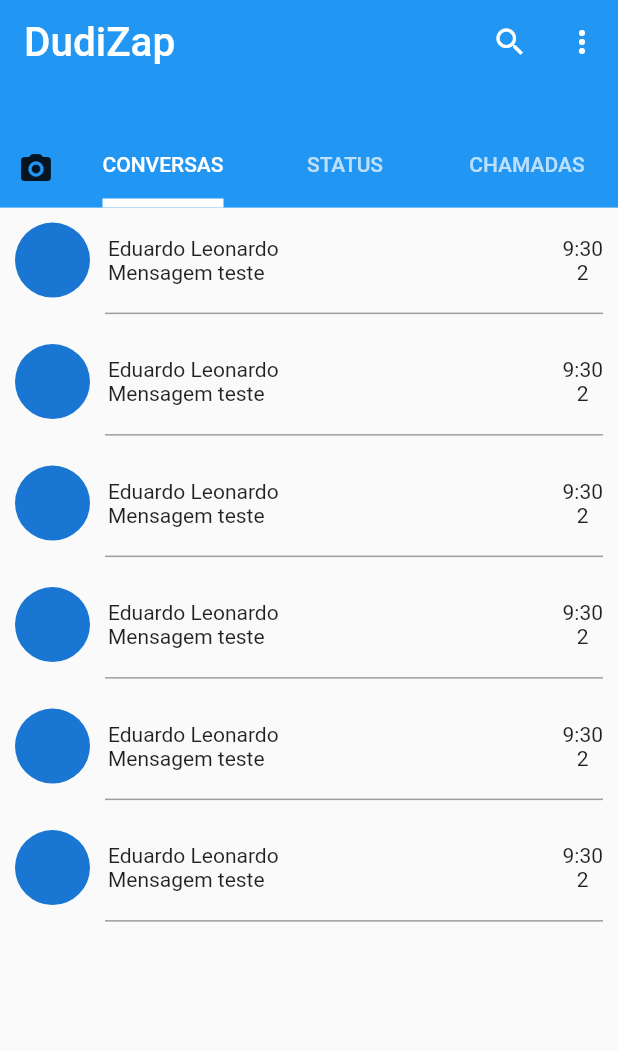
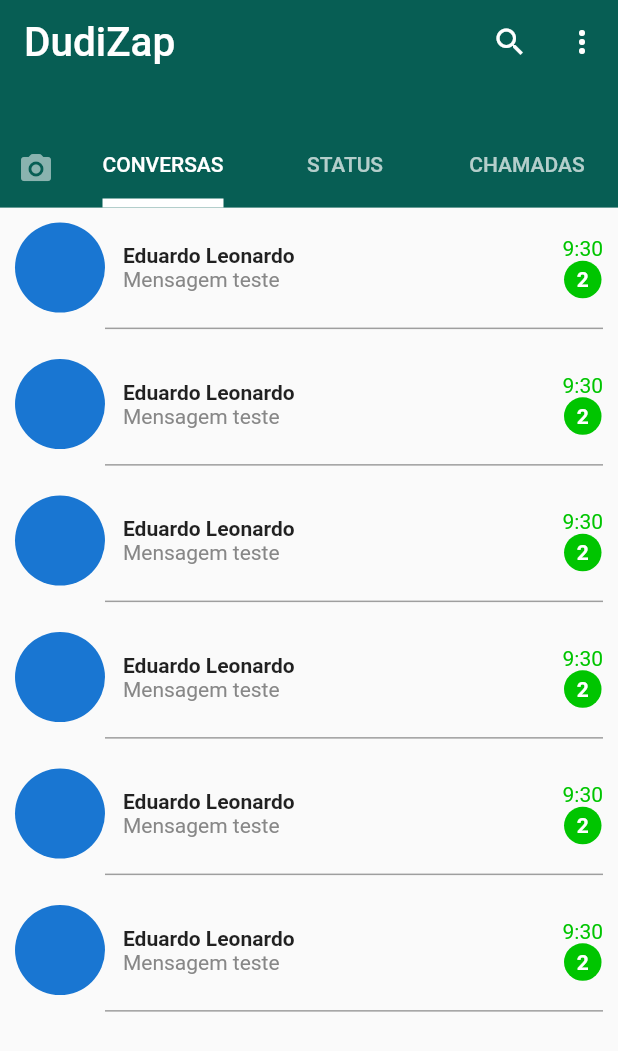
Before and after one commit to EduardoLeoDaSilva/dudiwhatsapp, a Flutter app: the screen it shows after launch, after a tap on the "camera alt" icon, on a phone screen of 412 x 824 dp. Shown: the top 1051 px of the screen. Run offline on Flutter 3.47's test engine with Material 2 defaults, Android fonts, the phone set to English and light mode, and no system bars; our stand-ins replace cloud_firestore, firebase_auth, get_it, google_sign_in; accounts and stored records are empty.

Commit message:
Estilizando contactTiles

```diff
--- a/lib/main.dart
+++ b/lib/main.dart
@@ -9,7 +9,7 @@ Future main(List<String> args) async{
 
 GetIService().setup();
 
-  runApp(const MaterialApp(
+  runApp( MaterialApp(
     debugShowCheckedModeBanner: false,
     home: HomePage(),
   ));
--- a/lib/pages/homepage.dart
+++ b/lib/pages/homepage.dart
@@ -15,6 +15,7 @@ class HomePage extends StatelessWidget {
           body: CustomScrollView(
             slivers: [
               SliverAppBar(
+                backgroundColor: const Color.fromRGBO(7, 94, 84, 1),
                 title: const Text(
                   'DudiZap',
                   style: TextStyle(fontSize: 27),
--- a/lib/widgets/preferredSizeWidgets/preferred-size.dart
+++ b/lib/widgets/preferredSizeWidgets/preferred-size.dart
@@ -15,9 +15,9 @@ class CustomTabBarWithIcon extends StatelessWidget
       children: [
         IconButton(
           onPressed: () => function,
-          icon: const Icon(Icons.camera_alt_rounded),
+          icon: const Icon(Icons.camera_alt_rounded, color:  Color.fromRGBO(138, 179, 175, 1),),
         ),
-        Expanded(
+       const Expanded(
           child: TabBar(
               indicatorSize: TabBarIndicatorSize.label,
               indicatorColor: Colors.white,
--- a/lib/widgets/tiles/contact-tile.dart
+++ b/lib/widgets/tiles/contact-tile.dart
@@ -1,3 +1,5 @@
+import 'dart:ui';
+
 import 'package:flutter/cupertino.dart';
 import 'package:flutter/material.dart';
 import 'package:flutter/src/foundation/key.dart';
@@ -21,8 +23,8 @@ class ContactTile extends StatelessWidget {
             children: [
               const SizedBox(
                 child: CircleAvatar(),
-                width: 50,
-                height: 50,
+                width: 60,
+                height: 60,
               ),
               const SizedBox(
                 width: 12,
@@ -31,13 +33,34 @@ class ContactTile extends StatelessWidget {
                 child: Column(
                   crossAxisAlignment: CrossAxisAlignment.start,
                   children: const [
-                    Text('Eduardo Leonardo'),
-                    Text('Mensagem teste')
+                    Text(
+                      'Eduardo Leonardo',
+                      style: TextStyle(fontWeight: FontWeight.w700),
+                    ),
+                    Text('Mensagem teste', style: TextStyle(color: Color.fromRGBO(135, 135, 135, 1)))
                   ],
                 ),
               ),
               Column(
-                children: const [Text('9:30'), Text('2')],
+                children: [
+                  Text(
+                    '9:30',
+                    style: TextStyle(color: Color.fromRGBO(0, 197, 0, 1)),
+                  ),
+                  Container(
+                    alignment: Alignment.center,
+                    width: 25,
+                    height: 25,
+                    child: Text(
+                      '2',
+                      style: TextStyle(
+                          color: Colors.white, fontWeight: FontWeight.bold),
+                    ),
+                    decoration: BoxDecoration(
+                        color: Color.fromRGBO(0, 197, 0, 1),
+                        shape: BoxShape.circle),
+                  )
+                ],
               ),
             ],
           ),
```
